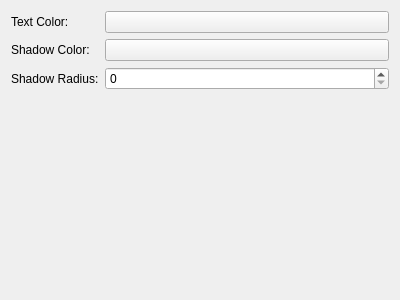
Before: the Qt Designer form package/contents/ui/config.ui in KDE/homerun, drawn with Qt 5.
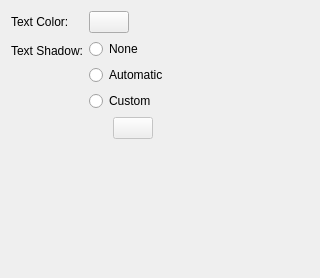
After: the same form once the commit is applied. Custom widgets are drawn as their Qt base class.

Commit message: Remove radius config, add "automatic" shadow feature

Patch:
```diff
--- a/package/contents/ui/config.ui
+++ b/package/contents/ui/config.ui
@@ -6,11 +6,14 @@
    <rect>
     <x>0</x>
     <y>0</y>
-    <width>400</width>
-    <height>300</height>
+    <width>320</width>
+    <height>278</height>
    </rect>
   </property>
   <layout class="QFormLayout" name="formLayout">
+   <property name="fieldGrowthPolicy">
+    <enum>QFormLayout::ExpandingFieldsGrow</enum>
+   </property>
    <item row="0" column="0">
     <widget class="QLabel" name="label">
      <property name="text">
@@ -27,7 +30,7 @@
    <item row="1" column="0">
     <widget class="QLabel" name="label_2">
      <property name="text">
-      <string>Shadow Color:</string>
+      <string>Text Shadow:</string>
      </property>
      <property name="buddy">
       <cstring>kcfg_shadowColor</cstring>
@@ -35,20 +38,69 @@
     </widget>
    </item>
    <item row="1" column="1">
-    <widget class="KColorButton" name="kcfg_shadowColor"/>
+    <layout class="QVBoxLayout" name="verticalLayout">
+     <item>
+      <widget class="QRadioButton" name="kcfg_shadowModeNone">
+       <property name="text">
+        <string>None</string>
+       </property>
+      </widget>
+     </item>
+     <item>
+      <widget class="QRadioButton" name="kcfg_shadowModeAuto">
+       <property name="text">
+        <string>Automatic</string>
+       </property>
+      </widget>
+     </item>
+     <item>
+      <widget class="QRadioButton" name="kcfg_shadowModeCustom">
+       <property name="text">
+        <string>Custom</string>
+       </property>
+      </widget>
+     </item>
+    </layout>
    </item>
    <item row="2" column="1">
-    <widget class="KIntSpinBox" name="kcfg_shadowBlurRadius"/>
-   </item>
-   <item row="2" column="0">
-    <widget class="QLabel" name="label_3">
-     <property name="text">
-      <string>Shadow Radius:</string>
-     </property>
-     <property name="buddy">
-      <cstring>kcfg_shadowBlurRadius</cstring>
-     </property>
-    </widget>
+    <layout class="QHBoxLayout" name="horizontalLayout">
+     <item>
+      <spacer name="horizontalSpacer">
+       <property name="orientation">
+        <enum>Qt::Horizontal</enum>
+       </property>
+       <property name="sizeType">
+        <enum>QSizePolicy::Fixed</enum>
+       </property>
+       <property name="sizeHint" stdset="0">
+        <size>
+         <width>24</width>
+         <height>20</height>
+        </size>
+       </property>
+      </spacer>
+     </item>
+     <item>
+      <widget class="KColorButton" name="kcfg_shadowColor">
+       <property name="enabled">
+        <bool>false</bool>
+       </property>
+      </widget>
+     </item>
+     <item>
+      <spacer name="horizontalSpacer_2">
+       <property name="orientation">
+        <enum>Qt::Horizontal</enum>
+       </property>
+       <property name="sizeHint" stdset="0">
+        <size>
+         <width>40</width>
+         <height>20</height>
+        </size>
+       </property>
+      </spacer>
+     </item>
+    </layout>
    </item>
   </layout>
  </widget>
@@ -58,11 +110,6 @@
    <extends>QPushButton</extends>
    <header>kcolorbutton.h</header>
   </customwidget>
-  <customwidget>
-   <class>KIntSpinBox</class>
-   <extends>QSpinBox</extends>
-   <header>knuminput.h</header>
-  </customwidget>
  </customwidgets>
  <resources/>
  <connections/>
```
Left out of the diff: 29 changed lines with no effect on the pictures. The commit also changes 2 other files.
